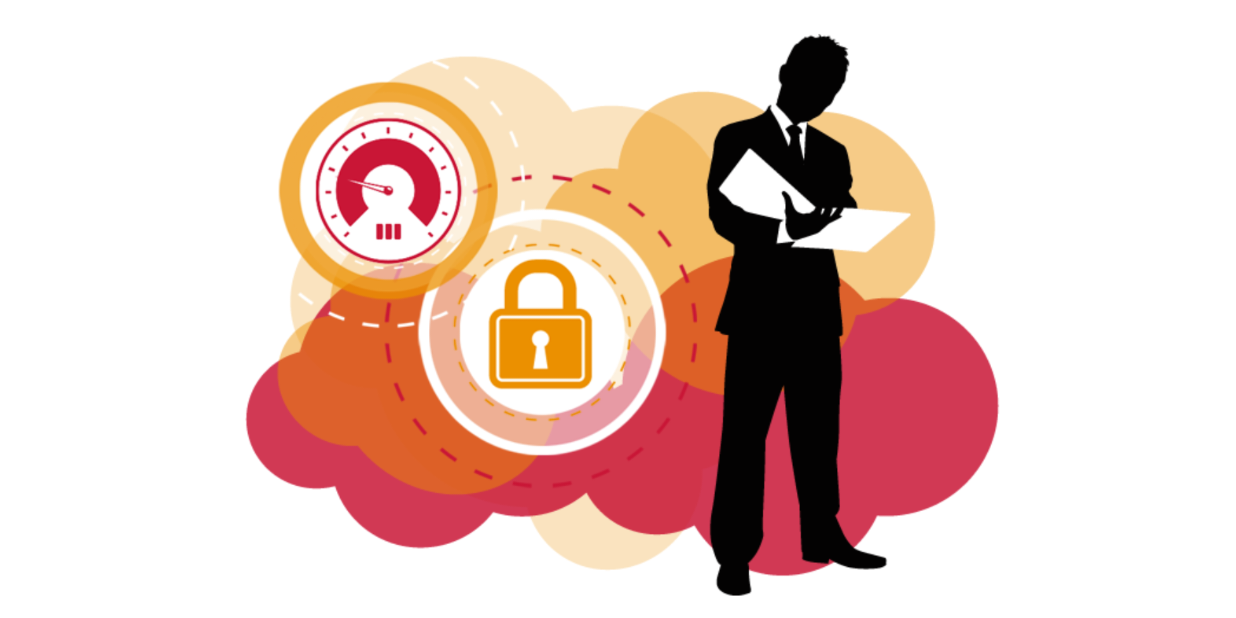
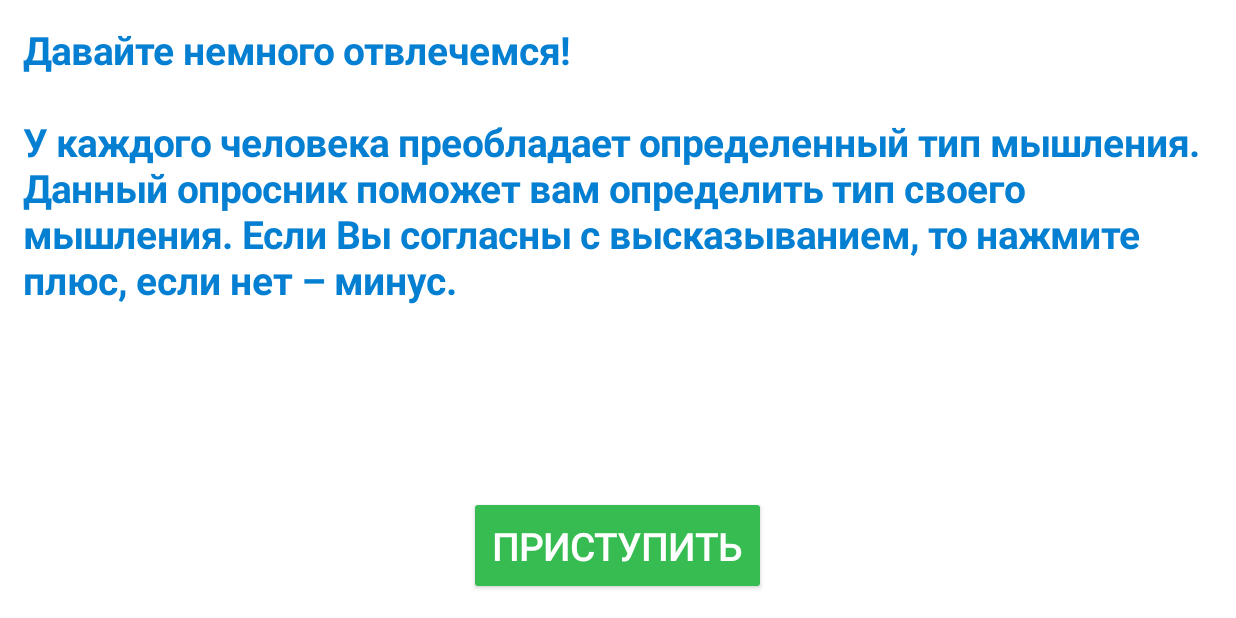
Before and after one commit to velichkomarija/oh-my-diploma, an Android app: the first screen one second after launch (SplashActivity before the commit, QuestionEnter2Activity after it), on a phone screen of 824 x 412 dp (held sideways). Run offline under Robolectric (Android 15) with nearby library versions, the light colour scheme and no system bars.

Commit message:
Вводная часть к опроснику 2

```diff
--- a/app/src/main/AndroidManifest.xml
+++ b/app/src/main/AndroidManifest.xml
@@ -30,7 +30,7 @@
         android:supportsRtl="true"
         android:theme="@style/AppTheme">
         <activity
-            android:name=".views.common.SplashActivity"
+            android:name=".views.questionnaire.QuestionEnter2Activity"
             android:screenOrientation="landscape">
             <intent-filter>
                 <action android:name="android.intent.action.MAIN" />
@@ -79,11 +79,15 @@
             android:name=".PauseThreeActivity"
             android:screenOrientation="landscape" />
         <activity
-            android:name=".views.QuestionEnterActivity"
+            android:name=".views.questionnaire.QuestionEnterActivity"
             android:screenOrientation="landscape" />
         <activity
             android:name=".views.questionnaire.QuestionOneActivity"
             android:screenOrientation="landscape" />
+
+        <activity
+            android:name=".views.questionnaire.QuestionTwoActivity"
+            android:screenOrientation="landscape" />
     </application>
 
 </manifest>
--- a/app/src/main/java/com/example/velickomarija/diploma/PauseOneActivity.java
+++ b/app/src/main/java/com/example/velickomarija/diploma/PauseOneActivity.java
@@ -7,8 +7,7 @@ import android.view.View;
 import android.widget.TextView;
 
 import com.example.velickomarija.diploma.models.PreferencesLocal;
-import com.example.velickomarija.diploma.views.QuestionEnterActivity;
-import com.example.velickomarija.diploma.views.sound.TestingEnterSoundNWordsActivity;
+import com.example.velickomarija.diploma.views.questionnaire.QuestionEnterActivity;
 
 public class PauseOneActivity extends AppCompatActivity {
 
--- a/app/src/main/java/com/example/velickomarija/diploma/views/QuestionEnterActivity.java
+++ b/app/src/main/java/com/example/velickomarija/diploma/views/questionnaire/QuestionEnter2Activity.java
@@ -1,19 +1,16 @@
-package com.example.velickomarija.diploma.views;
+package com.example.velickomarija.diploma.views.questionnaire;
 
 import android.content.Intent;
+import android.os.Bundle;
 import android.support.v7.app.AppCompatActivity;
-import android.os.Bundle;
 import android.view.View;
 import android.widget.Button;
 import android.widget.TextView;
 
 import com.example.velickomarija.diploma.R;
 import com.example.velickomarija.diploma.models.TextUtils;
-import com.example.velickomarija.diploma.views.image.TestingImageActivity;
-import com.example.velickomarija.diploma.views.questionnaire.QuestionOneActivity;
 
-public class QuestionEnterActivity extends AppCompatActivity {
-
+public class QuestionEnter2Activity extends AppCompatActivity {
     TextView textView;
     Button button;
 
@@ -26,7 +23,8 @@ public class QuestionEnterActivity extends AppCompatActivity {
         textView = (TextView) findViewById(R.id.start_text);
         button = (Button) findViewById(R.id.go_testing);
         button.setTextSize(size * 1.4f);
-        textView.setTextSize(size * 1.15f);
+        textView.setText(R.string.enterTwoQuestionnarie);
+        textView.setTextSize(size * 1.4f);
     }
 
     public void onBackPressed() {
@@ -34,7 +32,7 @@ public class QuestionEnterActivity extends AppCompatActivity {
     }
 
     public void onClickToGoAnswerQuestion(View view) {
-        Intent intent = new Intent(this, QuestionOneActivity.class);
+        Intent intent = new Intent(this, QuestionTwoActivity.class);
         startActivity(intent);
     }
 }
--- /dev/null
+++ b/app/src/main/java/com/example/velickomarija/diploma/views/questionnaire/QuestionTwoActivity.java
@@ -0,0 +1,6 @@
+package com.example.velickomarija.diploma.views.questionnaire;
+
+import android.support.v7.app.AppCompatActivity;
+
+public class QuestionTwoActivity extends AppCompatActivity {
+}
--- a/app/src/main/res/values/strings.xml
+++ b/app/src/main/res/values/strings.xml
@@ -71,9 +71,10 @@
     <string name="resultNImage1">Результата непроизвольного\nзапоминания новых фигур(Z4)</string>
     <string name="resultOldImage1a">Результат выбора\nзаученных изображений</string>
     <string name="etc">Другая информация</string>
+
+
     <string name="questionEx">Пример вопроса:\nКак дела?\nХорошо</string>
     <string name="nextQuestion">Следующий вопрос</string>
-
     <string name="enterOneQuestionnarie">Давайте немного отвлечемся!\n\nСейчас Вам необходимо
         ответить на 20 вопросов.\nДля каждого вопроса
         будет предложено пять вариантов ответа, в которых \n«1» означает, что вы совершенно не
@@ -129,4 +130,11 @@
         как меняется цвет их поверхности.
     </string>
 
+
+
+    <string name="enterTwoQuestionnarie">Давайте немного отвлечемся!\n\nУ каждого человека
+        преобладает определенный тип мышления. Данный опросник поможет вам определить тип своего
+        мышления. Если Вы согласны с высказыванием, то нажмите плюс, если нет – минус.</string>
+
+
 </resources>
```
Also changed, not shown: app/src/main/java/com/example/velickomarija/diploma/views/questionnaire/QuestionEnterActivity.java (added, +40 -0 lines).
